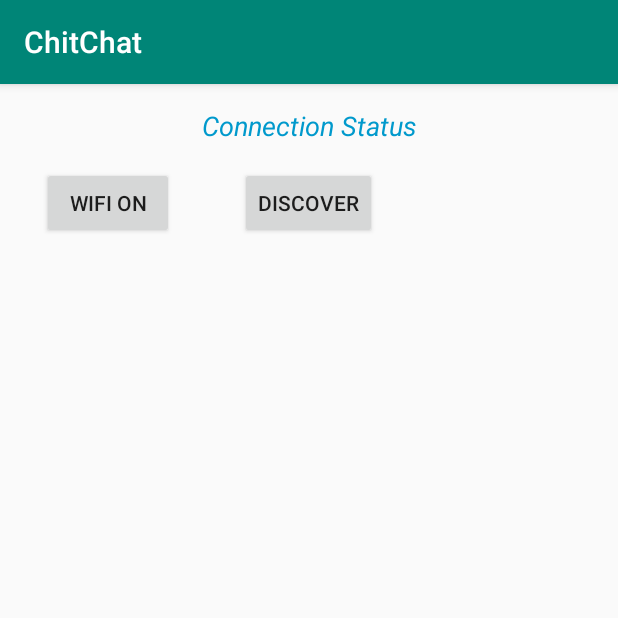
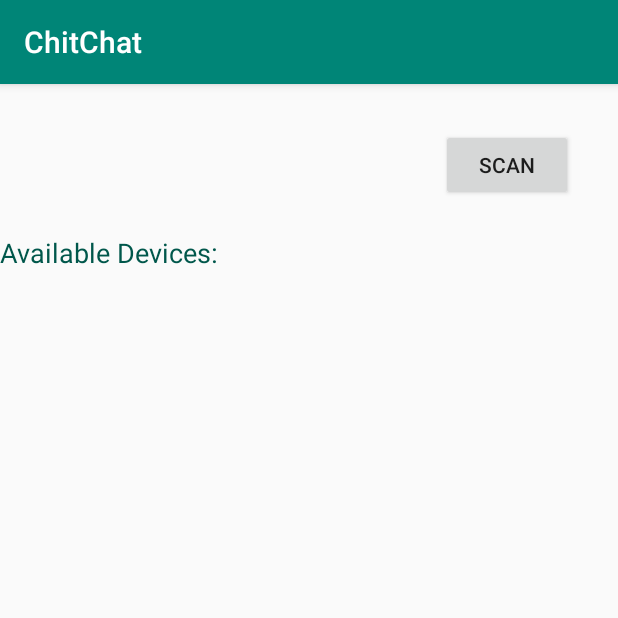
Before and after one commit to harshaldedhia/ChitChat, an Android app: the screen it shows after launch (MainActivity), on a phone screen of 412 x 824 dp, the top half of it. Run offline under Robolectric (Android 15) with nearby library versions, the phone set to English and light mode, and no system bars.

Commit message:
Made Changes in UI

```diff
--- a/app/build.gradle
+++ b/app/build.gradle
@@ -25,4 +25,5 @@ dependencies {
     testImplementation 'junit:junit:4.12'
     androidTestImplementation 'com.android.support.test:runner:1.0.2'
     androidTestImplementation 'com.android.support.test.espresso:espresso-core:3.0.2'
+    implementation 'com.android.support:recyclerview-v7:27.1.1'
 }
--- a/app/src/main/java/com/example/acer/chitchat/MainActivity.java
+++ b/app/src/main/java/com/example/acer/chitchat/MainActivity.java
@@ -35,9 +35,8 @@ import java.util.List;
 
 public class MainActivity extends AppCompatActivity {
 
-    Button btnOnOff, btnDiscover;
+    Button btnDiscover;
     ListView listView;
-    TextView ConnectionStatus;
 
     WifiManager wifiManager;
 
@@ -61,16 +60,6 @@ public class MainActivity extends AppCompatActivity {
 
 
     private void exqListener() {
-        btnOnOff.setOnClickListener(new View.OnClickListener() {
-            @Override
-            public void onClick(View v) {
-                if(wifiManager.isWifiEnabled()){
-                    wifiManager.setWifiEnabled(false);
-                } else{
-                    wifiManager.setWifiEnabled(true);
-                }
-            }
-        });
 
         btnDiscover.setOnClickListener(new View.OnClickListener() {
             @Override
@@ -78,12 +67,12 @@ public class MainActivity extends AppCompatActivity {
                 mManager.discoverPeers(mChannel, new WifiP2pManager.ActionListener() {
                     @Override
                     public void onSuccess() {
-                        ConnectionStatus.setText("Discovery Started");
+                        Toast.makeText(getApplicationContext(), "Discovery Started",Toast.LENGTH_SHORT).show();
                     }
 
                     @Override
                     public void onFailure(int reason) {
-                        ConnectionStatus.setText("Discovery Failed to Start");
+                        Toast.makeText(getApplicationContext(),"Discovery Failed to Start",Toast.LENGTH_SHORT).show();
                     }
                 });
             }
@@ -113,10 +102,8 @@ public class MainActivity extends AppCompatActivity {
     }
 
     private void initialWork() {
-        btnOnOff = findViewById(R.id.onOff);
         btnDiscover = findViewById(R.id.discover);
         listView = findViewById(R.id.peerListView);
-        ConnectionStatus = findViewById(R.id.connectionStatus);
 
         wifiManager = (WifiManager)getApplicationContext().getSystemService(Context.WIFI_SERVICE);
 
@@ -167,13 +154,10 @@ public class MainActivity extends AppCompatActivity {
             final InetAddress groupOwnerAddress = info.groupOwnerAddress;
 
             if(info.groupFormed && info.isGroupOwner){
-                Toast.makeText(getApplicationContext(), "Yay I am the owner!!", Toast.LENGTH_LONG).show();
                 Intent chatIntent = new Intent(MainActivity.this, ChatActivity.class);
                 chatIntent.putExtra("Owner?",true);
                 MainActivity.this.startActivity(chatIntent);
             } else if(info.groupFormed){
-                Toast.makeText(getApplicationContext(), "The owner is: "+
-                        info.groupOwnerAddress.getHostAddress(), Toast.LENGTH_LONG).show();
                 Intent chatIntent = new Intent(MainActivity.this, ChatActivity.class);
                 chatIntent.putExtra("Owner?",false);
                 chatIntent.putExtra("Owner Address", groupOwnerAddress);
--- a/app/src/main/java/com/example/acer/chitchat/WiFiDirectBroadcastReceiver.java
+++ b/app/src/main/java/com/example/acer/chitchat/WiFiDirectBroadcastReceiver.java
@@ -42,7 +42,7 @@ public class WiFiDirectBroadcastReceiver extends BroadcastReceiver {
             if(networkInfo.isConnected()){
                 mManager.requestConnectionInfo(mChannel, mActivity.connectionInfoListener);
             } else{
-                mActivity.ConnectionStatus.setText("Device Disconected");
+                Toast.makeText(context, "Device Disconnected",Toast.LENGTH_SHORT).show();
             }
         } else if(WifiP2pManager.WIFI_P2P_THIS_DEVICE_CHANGED_ACTION.equals(action)){
             //do something
--- a/app/src/main/res/layout/activity_main.xml
+++ b/app/src/main/res/layout/activity_main.xml
@@ -8,43 +8,33 @@
 
 
         <Button
-            android:id="@+id/onOff"
+            android:id="@+id/discover"
+            android:layout_width="wrap_content"
+            android:layout_height="wrap_content"
+            android:layout_alignParentTop="true"
+            android:layout_alignParentEnd="true"
+            android:layout_marginTop="30dp"
+            android:layout_marginEnd="30dp"
+            android:text="SCAN" />
+
+        <TextView
+            android:id="@+id/available_devices_text"
             android:layout_width="wrap_content"
             android:layout_height="wrap_content"
             android:layout_alignParentStart="true"
             android:layout_alignParentTop="true"
-            android:layout_marginStart="28dp"
-            android:layout_marginTop="55dp"
-            android:text="Wifi On" />
-
-        <Button
-            android:id="@+id/discover"
-            android:layout_width="wrap_content"
-            android:layout_height="wrap_content"
-            android:layout_alignBaseline="@+id/onOff"
-            android:layout_alignBottom="@+id/onOff"
-            android:layout_centerHorizontal="true"
-            android:text="discover" />
+            android:layout_marginTop="100dp"
+            android:text="Available Devices:"
+            android:textColor="@color/colorPrimaryDark"
+            android:textSize="18sp" />
 
         <ListView
             android:id="@+id/peerListView"
             android:layout_width="match_parent"
             android:layout_height="200dp"
+            android:layout_below="@+id/discover"
             android:layout_alignParentStart="true"
-            android:layout_below="@+id/onOff"
-            android:layout_marginTop="25dp" />
-
-        <TextView
-            android:id="@+id/connectionStatus"
-            android:layout_width="match_parent"
-            android:layout_height="wrap_content"
-            android:layout_alignParentStart="true"
-            android:layout_alignParentTop="true"
-            android:layout_marginTop="15dp"
-            android:text="Connection Status"
-            android:textAlignment="center"
-            android:textColor="@android:color/holo_blue_dark"
-            android:textSize="18sp"
-            android:textStyle="italic" />
+            android:layout_marginStart="0dp"
+            android:layout_marginTop="100dp" />
 
 </RelativeLayout>
--- a/app/src/main/res/values/colors.xml
+++ b/app/src/main/res/values/colors.xml
@@ -1,6 +1,6 @@
 <?xml version="1.0" encoding="utf-8"?>
 <resources>
     <color name="colorPrimary">#008577</color>
-    <color name="colorPrimaryDark">#00574B</color>
+    <color name="colorPrimaryDark">#00574b</color>
     <color name="colorAccent">#D81B60</color>
 </resources>
```
Also changed, not shown: app/src/main/java/com/example/acer/chitchat/ChatActivity.java (+73 -11 lines), app/src/main/java/com/example/acer/chitchat/ChatArrayAdapter.java (added, +64 -0 lines), app/src/main/java/com/example/acer/chitchat/ChatMessage.java (added, +12 -0 lines), app/src/main/res/drawable/received_textview.xml (added, +20 -0 lines), app/src/main/res/drawable/sent_textview.xml (added, +20 -0 lines), app/src/main/res/layout/activity_chat.xml (+24 -23 lines), app/src/main/res/layout/chat_item.xml (added, +31 -0 lines), app/src/main/res/layout/peer_item.xml (added, +26 -0 lines).
